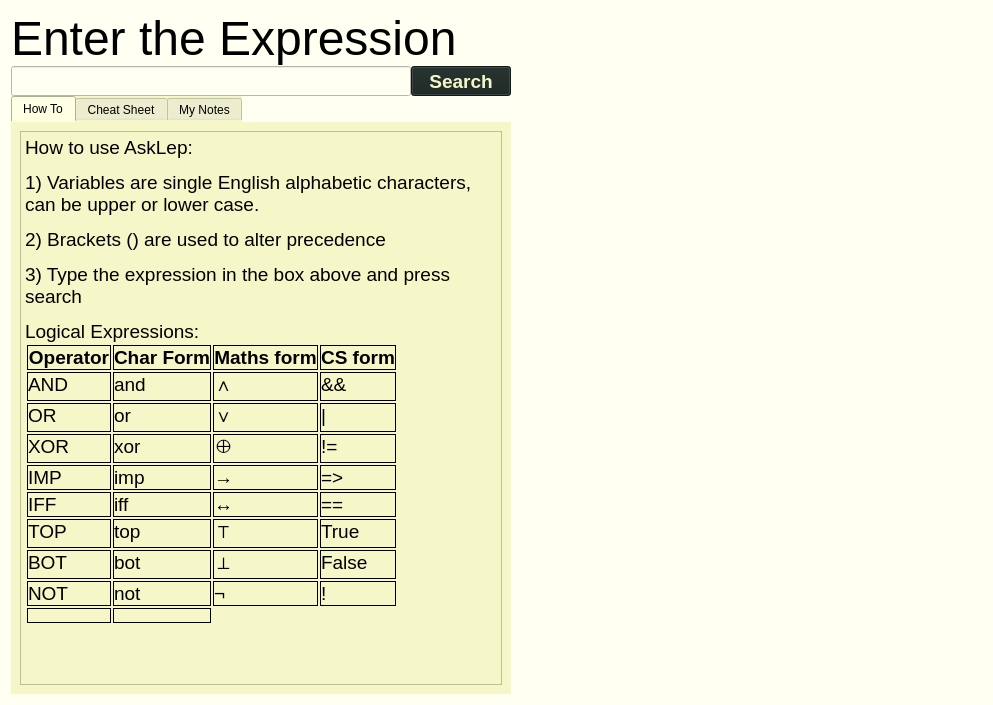
Above: src/views/ui/askLepPage.ui from adibozzhanov/LeProgram before the change. Below: the same form after it.
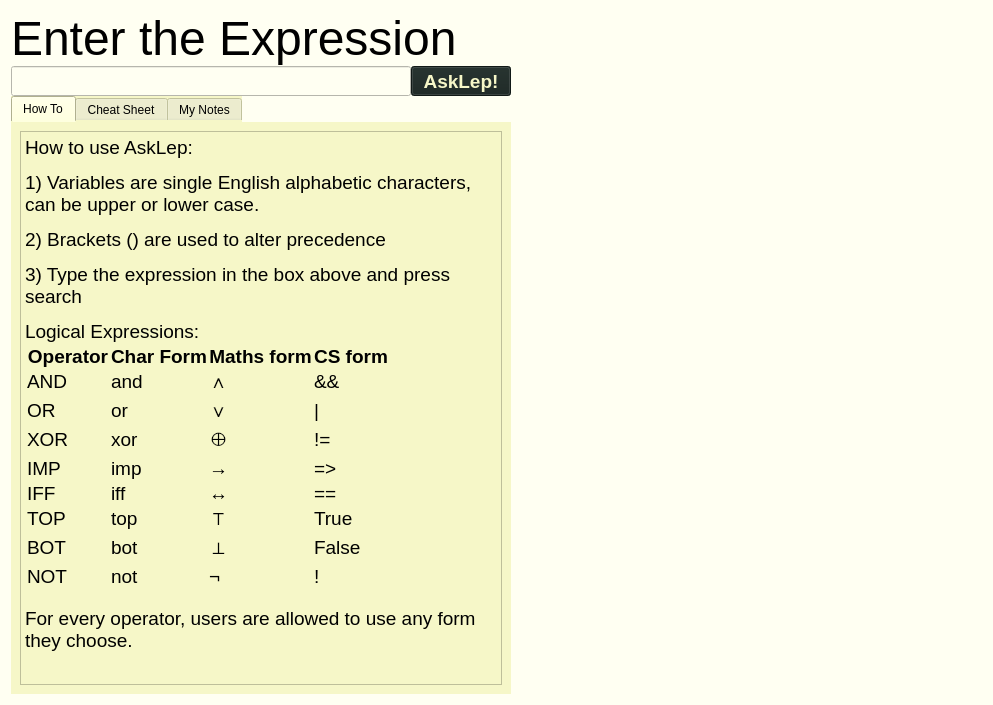
That is the form after the change. The open tabs and pages were chosen to show the change.

Commit message: renamed the button

Diff of the .ui file:
```diff
--- a/src/views/ui/askLepPage.ui
+++ b/src/views/ui/askLepPage.ui
@@ -189,7 +189,7 @@
 </string>
            </property>
            <property name="text">
-            <string>Search</string>
+            <string>AskLep!</string>
            </property>
           </widget>
          </item>
@@ -238,100 +238,100 @@
              <string>&lt;!DOCTYPE HTML PUBLIC &quot;-//W3C//DTD HTML 4.0//EN&quot; &quot;http://www.w3.org/TR/REC-html40/strict.dtd&quot;&gt;
 &lt;html&gt;&lt;head&gt;&lt;meta name=&quot;qrichtext&quot; content=&quot;1&quot; /&gt;&lt;style type=&quot;text/css&quot;&gt;
 p, li { white-space: pre-wrap; }
-&lt;/style&gt;&lt;/head&gt;&lt;body style=&quot; font-family:'MS Shell Dlg 2'; font-size:7.875pt; font-weight:400; font-style:normal;&quot;&gt;
-&lt;p style=&quot; margin-top:12px; margin-bottom:12px; margin-left:0px; margin-right:0px; -qt-block-indent:0; text-indent:0px;&quot;&gt;&lt;span style=&quot; font-size:14pt; color:#000000;&quot;&gt;How to use AskLep: &lt;/span&gt;&lt;/p&gt;
-&lt;p style=&quot; margin-top:12px; margin-bottom:12px; margin-left:0px; margin-right:0px; -qt-block-indent:0; text-indent:0px;&quot;&gt;&lt;span style=&quot; font-size:14pt; color:#000000;&quot;&gt;1) Variables are single English alphabetic characters, can be upper or lower case.&lt;/span&gt;&lt;/p&gt;
-&lt;p style=&quot; margin-top:12px; margin-bottom:12px; margin-left:0px; margin-right:0px; -qt-block-indent:0; text-indent:0px;&quot;&gt;&lt;span style=&quot; font-size:14pt; color:#000000;&quot;&gt;2) Brackets () are used to alter precedence&lt;/span&gt;&lt;/p&gt;
-&lt;p style=&quot; margin-top:12px; margin-bottom:12px; margin-left:0px; margin-right:0px; -qt-block-indent:0; text-indent:0px;&quot;&gt;&lt;span style=&quot; font-size:14pt; color:#000000;&quot;&gt;3) Type the expression in the box above and press search &lt;/span&gt;&lt;/p&gt;
-&lt;p style=&quot; margin-top:12px; margin-bottom:12px; margin-left:0px; margin-right:0px; -qt-block-indent:0; text-indent:0px;&quot;&gt;&lt;span style=&quot; font-size:14pt; color:#000000;&quot;&gt;Logical Expressions:&lt;/span&gt;&lt;/p&gt;
-&lt;table border=&quot;0&quot; style=&quot; margin-top:0px; margin-bottom:0px; margin-left:0px; margin-right:0px; border-collapse:collapse;&quot; cellspacing=&quot;2&quot; cellpadding=&quot;0&quot;&gt;
+&lt;/style&gt;&lt;/head&gt;&lt;body style=&quot; font-family:'Fira Sans Semi-Light'; font-size:10pt; font-weight:400; font-style:normal;&quot;&gt;
+&lt;p style=&quot; margin-top:12px; margin-bottom:12px; margin-left:0px; margin-right:0px; -qt-block-indent:0; text-indent:0px;&quot;&gt;&lt;span style=&quot; font-family:'MS Shell Dlg 2'; font-size:14pt; color:#000000;&quot;&gt;How to use AskLep: &lt;/span&gt;&lt;/p&gt;
+&lt;p style=&quot; margin-top:12px; margin-bottom:12px; margin-left:0px; margin-right:0px; -qt-block-indent:0; text-indent:0px;&quot;&gt;&lt;span style=&quot; font-family:'MS Shell Dlg 2'; font-size:14pt; color:#000000;&quot;&gt;1) Variables are single English alphabetic characters, can be upper or lower case.&lt;/span&gt;&lt;/p&gt;
+&lt;p style=&quot; margin-top:12px; margin-bottom:12px; margin-left:0px; margin-right:0px; -qt-block-indent:0; text-indent:0px;&quot;&gt;&lt;span style=&quot; font-family:'MS Shell Dlg 2'; font-size:14pt; color:#000000;&quot;&gt;2) Brackets () are used to alter precedence&lt;/span&gt;&lt;/p&gt;
+&lt;p style=&quot; margin-top:12px; margin-bottom:12px; margin-left:0px; margin-right:0px; -qt-block-indent:0; text-indent:0px;&quot;&gt;&lt;span style=&quot; font-family:'MS Shell Dlg 2'; font-size:14pt; color:#000000;&quot;&gt;3) Type the expression in the box above and press search &lt;/span&gt;&lt;/p&gt;
+&lt;p style=&quot; margin-top:12px; margin-bottom:12px; margin-left:0px; margin-right:0px; -qt-block-indent:0; text-indent:0px;&quot;&gt;&lt;span style=&quot; font-family:'MS Shell Dlg 2'; font-size:14pt; color:#000000;&quot;&gt;Logical Expressions:&lt;/span&gt;&lt;/p&gt;
+&lt;table border=&quot;0&quot; style=&quot; margin-top:0px; margin-bottom:0px; margin-left:0px; margin-right:0px;&quot; cellspacing=&quot;2&quot; cellpadding=&quot;0&quot;&gt;
 &lt;tr&gt;
-&lt;td style=&quot; border-top:1px; border-right:1px; border-bottom:1px; border-left:1px; border-top-color:#000000; border-right-color:#000000; border-bottom-color:#000000; border-left-color:#000000; border-top-style:solid; border-right-style:solid; border-bottom-style:solid; border-left-style:solid;&quot;&gt;
-&lt;p align=&quot;center&quot; style=&quot; margin-top:0px; margin-bottom:0px; margin-left:0px; margin-right:0px; -qt-block-indent:0; text-indent:0px;&quot;&gt;&lt;span style=&quot; font-size:14pt; font-weight:600; color:#000000;&quot;&gt;Operator&lt;/span&gt;&lt;/p&gt;&lt;/td&gt;
-&lt;td style=&quot; border-top:1px; border-right:1px; border-bottom:1px; border-left:1px; border-top-color:#000000; border-right-color:#000000; border-bottom-color:#000000; border-left-color:#000000; border-top-style:solid; border-right-style:solid; border-bottom-style:solid; border-left-style:solid;&quot;&gt;
-&lt;p align=&quot;center&quot; style=&quot; margin-top:0px; margin-bottom:0px; margin-left:0px; margin-right:0px; -qt-block-indent:0; text-indent:0px;&quot;&gt;&lt;span style=&quot; font-size:14pt; font-weight:600; color:#000000;&quot;&gt;Char Form&lt;/span&gt;&lt;/p&gt;&lt;/td&gt;
-&lt;td style=&quot; border-top:1px; border-right:1px; border-bottom:1px; border-left:1px; border-top-color:#000000; border-right-color:#000000; border-bottom-color:#000000; border-left-color:#000000; border-top-style:solid; border-right-style:solid; border-bottom-style:solid; border-left-style:solid;&quot;&gt;
-&lt;p align=&quot;center&quot; style=&quot; margin-top:0px; margin-bottom:0px; margin-left:0px; margin-right:0px; -qt-block-indent:0; text-indent:0px;&quot;&gt;&lt;span style=&quot; font-size:14pt; font-weight:600; color:#000000;&quot;&gt;Maths form&lt;/span&gt;&lt;/p&gt;&lt;/td&gt;
-&lt;td style=&quot; border-top:1px; border-right:1px; border-bottom:1px; border-left:1px; border-top-color:#000000; border-right-color:#000000; border-bottom-color:#000000; border-left-color:#000000; border-top-style:solid; border-right-style:solid; border-bottom-style:solid; border-left-style:solid;&quot;&gt;
-&lt;p align=&quot;center&quot; style=&quot; margin-top:0px; margin-bottom:0px; margin-left:0px; margin-right:0px; -qt-block-indent:0; text-indent:0px;&quot;&gt;&lt;span style=&quot; font-size:14pt; font-weight:600; color:#000000;&quot;&gt;CS form&lt;/span&gt;&lt;/p&gt;&lt;/td&gt;&lt;/tr&gt;
+&lt;td&gt;
+&lt;p align=&quot;center&quot; style=&quot; margin-top:0px; margin-bottom:0px; margin-left:0px; margin-right:0px; -qt-block-indent:0; text-indent:0px;&quot;&gt;&lt;span style=&quot; font-family:'MS Shell Dlg 2'; font-size:14pt; font-weight:600; color:#000000;&quot;&gt;Operator&lt;/span&gt;&lt;/p&gt;&lt;/td&gt;
+&lt;td&gt;
+&lt;p align=&quot;center&quot; style=&quot; margin-top:0px; margin-bottom:0px; margin-left:0px; margin-right:0px; -qt-block-indent:0; text-indent:0px;&quot;&gt;&lt;span style=&quot; font-family:'MS Shell Dlg 2'; font-size:14pt; font-weight:600; color:#000000;&quot;&gt;Char Form&lt;/span&gt;&lt;/p&gt;&lt;/td&gt;
+&lt;td&gt;
+&lt;p align=&quot;center&quot; style=&quot; margin-top:0px; margin-bottom:0px; margin-left:0px; margin-right:0px; -qt-block-indent:0; text-indent:0px;&quot;&gt;&lt;span style=&quot; font-family:'MS Shell Dlg 2'; font-size:14pt; font-weight:600; color:#000000;&quot;&gt;Maths form&lt;/span&gt;&lt;/p&gt;&lt;/td&gt;
+&lt;td&gt;
+&lt;p align=&quot;center&quot; style=&quot; margin-top:0px; margin-bottom:0px; margin-left:0px; margin-right:0px; -qt-block-indent:0; text-indent:0px;&quot;&gt;&lt;span style=&quot; font-family:'MS Shell Dlg 2'; font-size:14pt; font-weight:600; color:#000000;&quot;&gt;CS form&lt;/span&gt;&lt;/p&gt;&lt;/td&gt;&lt;/tr&gt;
 &lt;tr&gt;
-&lt;td style=&quot; border-top:1px; border-right:1px; border-bottom:1px; border-left:1px; border-top-color:#000000; border-right-color:#000000; border-bottom-color:#000000; border-left-color:#000000; border-top-style:solid; border-right-style:solid; border-bottom-style:solid; border-left-style:solid;&quot;&gt;
-&lt;p style=&quot; margin-top:0px; margin-bottom:0px; margin-left:0px; margin-right:0px; -qt-block-indent:0; text-indent:0px;&quot;&gt;&lt;span style=&quot; font-size:14pt; color:#000000;&quot;&gt;AND&lt;/span&gt;&lt;/p&gt;&lt;/td&gt;
-&lt;td style=&quot; border-top:1px; border-right:1px; border-bottom:1px; border-left:1px; border-top-color:#000000; border-right-color:#000000; border-bottom-color:#000000; border-left-color:#000000; border-top-style:solid; border-right-style:solid; border-bottom-style:solid; border-left-style:solid;&quot;&gt;
-&lt;p style=&quot; margin-top:0px; margin-bottom:0px; margin-left:0px; margin-right:0px; -qt-block-indent:0; text-indent:0px;&quot;&gt;&lt;span style=&quot; font-size:14pt; color:#000000;&quot;&gt;and&lt;/span&gt;&lt;/p&gt;&lt;/td&gt;
-&lt;td style=&quot; border-top:1px; border-right:1px; border-bottom:1px; border-left:1px; border-top-color:#000000; border-right-color:#000000; border-bottom-color:#000000; border-left-color:#000000; border-top-style:solid; border-right-style:solid; border-bottom-style:solid; border-left-style:solid;&quot;&gt;
-&lt;p style=&quot; margin-top:0px; margin-bottom:0px; margin-left:0px; margin-right:0px; -qt-block-indent:0; text-indent:0px;&quot;&gt;&lt;span style=&quot; font-size:14pt; color:#000000;&quot;&gt;∧&lt;/span&gt;&lt;/p&gt;&lt;/td&gt;
-&lt;td style=&quot; border-top:1px; border-right:1px; border-bottom:1px; border-left:1px; border-top-color:#000000; border-right-color:#000000; border-bottom-color:#000000; border-left-color:#000000; border-top-style:solid; border-right-style:solid; border-bottom-style:solid; border-left-style:solid;&quot;&gt;
-&lt;p style=&quot; margin-top:0px; margin-bottom:0px; margin-left:0px; margin-right:0px; -qt-block-indent:0; text-indent:0px;&quot;&gt;&lt;span style=&quot; font-size:14pt; color:#000000;&quot;&gt;&amp;amp;&amp;amp;&lt;/span&gt;&lt;/p&gt;&lt;/td&gt;&lt;/tr&gt;
+&lt;td&gt;
+&lt;p style=&quot; margin-top:0px; margin-bottom:0px; margin-left:0px; margin-right:0px; -qt-block-indent:0; text-indent:0px;&quot;&gt;&lt;span style=&quot; font-family:'MS Shell Dlg 2'; font-size:14pt; color:#000000;&quot;&gt;AND&lt;/span&gt;&lt;/p&gt;&lt;/td&gt;
+&lt;td&gt;
+&lt;p style=&quot; margin-top:0px; margin-bottom:0px; margin-left:0px; margin-right:0px; -qt-block-indent:0; text-indent:0px;&quot;&gt;&lt;span style=&quot; font-family:'MS Shell Dlg 2'; font-size:14pt; color:#000000;&quot;&gt;and&lt;/span&gt;&lt;/p&gt;&lt;/td&gt;
+&lt;td&gt;
+&lt;p style=&quot; margin-top:0px; margin-bottom:0px; margin-left:0px; margin-right:0px; -qt-block-indent:0; text-indent:0px;&quot;&gt;&lt;span style=&quot; font-family:'MS Shell Dlg 2'; font-size:14pt; color:#000000;&quot;&gt;∧&lt;/span&gt;&lt;/p&gt;&lt;/td&gt;
+&lt;td&gt;
+&lt;p style=&quot; margin-top:0px; margin-bottom:0px; margin-left:0px; margin-right:0px; -qt-block-indent:0; text-indent:0px;&quot;&gt;&lt;span style=&quot; font-family:'MS Shell Dlg 2'; font-size:14pt; color:#000000;&quot;&gt;&amp;amp;&amp;amp;&lt;/span&gt;&lt;/p&gt;&lt;/td&gt;&lt;/tr&gt;
 &lt;tr&gt;
-&lt;td style=&quot; border-top:1px; border-right:1px; border-bottom:1px; border-left:1px; border-top-color:#000000; border-right-color:#000000; border-bottom-color:#000000; border-left-color:#000000; border-top-style:solid; border-right-style:solid; border-bottom-style:solid; border-left-style:solid;&quot;&gt;
-&lt;p style=&quot; margin-top:0px; margin-bottom:0px; margin-left:0px; margin-right:0px; -qt-block-indent:0; text-indent:0px;&quot;&gt;&lt;span style=&quot; font-size:14pt; color:#000000;&quot;&gt;OR&lt;/span&gt;&lt;/p&gt;&lt;/td&gt;
-&lt;td style=&quot; border-top:1px; border-right:1px; border-bottom:1px; border-left:1px; border-top-color:#000000; border-right-color:#000000; border-bottom-color:#000000; border-left-color:#000000; border-top-style:solid; border-right-style:solid; border-bottom-style:solid; border-left-style:solid;&quot;&gt;
-&lt;p style=&quot; margin-top:0px; margin-bottom:0px; margin-left:0px; margin-right:0px; -qt-block-indent:0; text-indent:0px;&quot;&gt;&lt;span style=&quot; font-size:14pt; color:#000000;&quot;&gt;or&lt;/span&gt;&lt;/p&gt;&lt;/td&gt;
-&lt;td style=&quot; border-top:1px; border-right:1px; border-bottom:1px; border-left:1px; border-top-color:#000000; border-right-color:#000000; border-bottom-color:#000000; border-left-color:#000000; border-top-style:solid; border-right-style:solid; border-bottom-style:solid; border-left-style:solid;&quot;&gt;
-&lt;p style=&quot; margin-top:0px; margin-bottom:0px; margin-left:0px; margin-right:0px; -qt-block-indent:0; text-indent:0px;&quot;&gt;&lt;span style=&quot; font-size:14pt; color:#000000;&quot;&gt;∨&lt;/span&gt;&lt;/p&gt;&lt;/td&gt;
-&lt;td style=&quot; border-top:1px; border-right:1px; border-bottom:1px; border-left:1px; border-top-color:#000000; border-right-color:#000000; border-bottom-color:#000000; border-left-color:#000000; border-top-style:solid; border-right-style:solid; border-bottom-style:solid; border-left-style:solid;&quot;&gt;
-&lt;p style=&quot; margin-top:0px; margin-bottom:0px; margin-left:0px; margin-right:0px; -qt-block-indent:0; text-indent:0px;&quot;&gt;&lt;span style=&quot; font-size:14pt; color:#000000;&quot;&gt;|&lt;/span&gt;&lt;/p&gt;&lt;/td&gt;&lt;/tr&gt;
+&lt;td&gt;
+&lt;p style=&quot; margin-top:0px; margin-bottom:0px; margin-left:0px; margin-right:0px; -qt-block-indent:0; text-indent:0px;&quot;&gt;&lt;span style=&quot; font-family:'MS Shell Dlg 2'; font-size:14pt; color:#000000;&quot;&gt;OR&lt;/span&gt;&lt;/p&gt;&lt;/td&gt;
+&lt;td&gt;
+&lt;p style=&quot; margin-top:0px; margin-bottom:0px; margin-left:0px; margin-right:0px; -qt-block-indent:0; text-indent:0px;&quot;&gt;&lt;span style=&quot; font-family:'MS Shell Dlg 2'; font-size:14pt; color:#000000;&quot;&gt;or&lt;/span&gt;&lt;/p&gt;&lt;/td&gt;
+&lt;td&gt;
+&lt;p style=&quot; margin-top:0px; margin-bottom:0px; margin-left:0px; margin-right:0px; -qt-block-indent:0; text-indent:0px;&quot;&gt;&lt;span style=&quot; font-family:'MS Shell Dlg 2'; font-size:14pt; color:#000000;&quot;&gt;∨&lt;/span&gt;&lt;/p&gt;&lt;/td&gt;
+&lt;td&gt;
+&lt;p style=&quot; margin-top:0px; margin-bottom:0px; margin-left:0px; margin-right:0px; -qt-block-indent:0; text-indent:0px;&quot;&gt;&lt;span style=&quot; font-family:'MS Shell Dlg 2'; font-size:14pt; color:#000000;&quot;&gt;|&lt;/span&gt;&lt;/p&gt;&lt;/td&gt;&lt;/tr&gt;
 &lt;tr&gt;
-&lt;td style=&quot; border-top:1px; border-right:1px; border-bottom:1px; border-left:1px; border-top-color:#000000; border-right-color:#000000; border-bottom-color:#000000; border-left-color:#000000; border-top-style:solid; border-right-style:solid; border-bottom-style:solid; border-left-style:solid;&quot;&gt;
-&lt;p style=&quot; margin-top:0px; margin-bottom:0px; margin-left:0px; margin-right:0px; -qt-block-indent:0; text-indent:0px;&quot;&gt;&lt;span style=&quot; font-size:14pt; color:#000000;&quot;&gt;XOR&lt;/span&gt;&lt;/p&gt;&lt;/td&gt;
-&lt;td style=&quot; border-top:1px; border-right:1px; border-bottom:1px; border-left:1px; border-top-color:#000000; border-right-color:#000000; border-bottom-color:#000000; border-left-color:#000000; border-top-style:solid; border-right-style:solid; border-bottom-style:solid; border-left-style:solid;&quot;&gt;
-&lt;p style=&quot; margin-top:0px; margin-bottom:0px; margin-left:0px; margin-right:0px; -qt-block-indent:0; text-indent:0px;&quot;&gt;&lt;span style=&quot; font-size:14pt; color:#000000;&quot;&gt;xor&lt;/span&gt;&lt;/p&gt;&lt;/td&gt;
-&lt;td style=&quot; border-top:1px; border-right:1px; border-bottom:1px; border-left:1px; border-top-color:#000000; border-right-color:#000000; border-bottom-color:#000000; border-left-color:#000000; border-top-style:solid; border-right-style:solid; border-bottom-style:solid; border-left-style:solid;&quot;&gt;
-&lt;p style=&quot; margin-top:0px; margin-bottom:0px; margin-left:0px; margin-right:0px; -qt-block-indent:0; text-indent:0px;&quot;&gt;&lt;span style=&quot; font-size:14pt; color:#000000;&quot;&gt;⊕&lt;/span&gt;&lt;/p&gt;&lt;/td&gt;
-&lt;td style=&quot; border-top:1px; border-right:1px; border-bottom:1px; border-left:1px; border-top-color:#000000; border-right-color:#000000; border-bottom-color:#000000; border-left-color:#000000; border-top-style:solid; border-right-style:solid; border-bottom-style:solid; border-left-style:solid;&quot;&gt;
-&lt;p style=&quot; margin-top:0px; margin-bottom:0px; margin-left:0px; margin-right:0px; -qt-block-indent:0; text-indent:0px;&quot;&gt;&lt;span style=&quot; font-size:14pt; color:#000000;&quot;&gt;!=&lt;/span&gt;&lt;/p&gt;&lt;/td&gt;&lt;/tr&gt;
+&lt;td&gt;
+&lt;p style=&quot; margin-top:0px; margin-bottom:0px; margin-left:0px; margin-right:0px; -qt-block-indent:0; text-indent:0px;&quot;&gt;&lt;span style=&quot; font-family:'MS Shell Dlg 2'; font-size:14pt; color:#000000;&quot;&gt;XOR&lt;/span&gt;&lt;/p&gt;&lt;/td&gt;
+&lt;td&gt;
+&lt;p style=&quot; margin-top:0px; margin-bottom:0px; margin-left:0px; margin-right:0px; -qt-block-indent:0; text-indent:0px;&quot;&gt;&lt;span style=&quot; font-family:'MS Shell Dlg 2'; font-size:14pt; color:#000000;&quot;&gt;xor&lt;/span&gt;&lt;/p&gt;&lt;/td&gt;
+&lt;td&gt;
+&lt;p style=&quot; margin-top:0px; margin-bottom:0px; margin-left:0px; margin-right:0px; -qt-block-indent:0; text-indent:0px;&quot;&gt;&lt;span style=&quot; font-family:'MS Shell Dlg 2'; font-size:14pt; color:#000000;&quot;&gt;⊕&lt;/span&gt;&lt;/p&gt;&lt;/td&gt;
+&lt;td&gt;
+&lt;p style=&quot; margin-top:0px; margin-bottom:0px; margin-left:0px; margin-right:0px; -qt-block-indent:0; text-indent:0px;&quot;&gt;&lt;span style=&quot; font-family:'MS Shell Dlg 2'; font-size:14pt; color:#000000;&quot;&gt;!=&lt;/span&gt;&lt;/p&gt;&lt;/td&gt;&lt;/tr&gt;
 &lt;tr&gt;
-&lt;td style=&quot; border-top:1px; border-right:1px; border-bottom:1px; border-left:1px; border-top-color:#000000; border-right-color:#000000; border-bottom-color:#000000; border-left-color:#000000; border-top-style:solid; border-right-style:solid; border-bottom-style:solid; border-left-style:solid;&quot;&gt;
-&lt;p style=&quot; margin-top:0px; margin-bottom:0px; margin-left:0px; margin-right:0px; -qt-block-indent:0; text-indent:0px;&quot;&gt;&lt;span style=&quot; font-size:14pt; color:#000000;&quot;&gt;IMP&lt;/span&gt;&lt;/p&gt;&lt;/td&gt;
-&lt;td style=&quot; border-top:1px; border-right:1px; border-bottom:1px; border-left:1px; border-top-color:#000000; border-right-color:#000000; border-bottom-color:#000000; border-left-color:#000000; border-top-style:solid; border-right-style:solid; border-bottom-style:solid; border-left-style:solid;&quot;&gt;
-&lt;p style=&quot; margin-top:0px; margin-bottom:0px; margin-left:0px; margin-right:0px; -qt-block-indent:0; text-indent:0px;&quot;&gt;&lt;span style=&quot; font-size:14pt; color:#000000;&quot;&gt;imp&lt;/span&gt;&lt;/p&gt;&lt;/td&gt;
-&lt;td style=&quot; border-top:1px; border-right:1px; border-bottom:1px; border-left:1px; border-top-color:#000000; border-right-color:#000000; border-bottom-color:#000000; border-left-color:#000000; border-top-style:solid; border-right-style:solid; border-bottom-style:solid; border-left-style:solid;&quot;&gt;
-&lt;p style=&quot; margin-top:0px; margin-bottom:0px; margin-left:0px; margin-right:0px; -qt-block-indent:0; text-indent:0px;&quot;&gt;&lt;span style=&quot; font-size:14pt; color:#000000;&quot;&gt;→&lt;/span&gt;&lt;/p&gt;&lt;/td&gt;
-&lt;td style=&quot; border-top:1px; border-right:1px; border-bottom:1px; border-left:1px; border-top-color:#000000; border-right-color:#000000; border-bottom-color:#000000; border-left-color:#000000; border-top-style:solid; border-right-style:solid; border-bottom-style:solid; border-left-style:solid;&quot;&gt;
-&lt;p style=&quot; margin-top:0px; margin-bottom:0px; margin-left:0px; margin-right:0px; -qt-block-indent:0; text-indent:0px;&quot;&gt;&lt;span style=&quot; font-size:14pt; color:#000000;&quot;&gt;=&amp;gt;&lt;/span&gt;&lt;/p&gt;&lt;/td&gt;&lt;/tr&gt;
+&lt;td&gt;
+&lt;p style=&quot; margin-top:0px; margin-bottom:0px; margin-left:0px; margin-right:0px; -qt-block-indent:0; text-indent:0px;&quot;&gt;&lt;span style=&quot; font-family:'MS Shell Dlg 2'; font-size:14pt; color:#000000;&quot;&gt;IMP&lt;/span&gt;&lt;/p&gt;&lt;/td&gt;
+&lt;td&gt;
+&lt;p style=&quot; margin-top:0px; margin-bottom:0px; margin-left:0px; margin-right:0px; -qt-block-indent:0; text-indent:0px;&quot;&gt;&lt;span style=&quot; font-family:'MS Shell Dlg 2'; font-size:14pt; color:#000000;&quot;&gt;imp&lt;/span&gt;&lt;/p&gt;&lt;/td&gt;
+&lt;td&gt;
+&lt;p style=&quot; margin-top:0px; margin-bottom:0px; margin-left:0px; margin-right:0px; -qt-block-indent:0; text-indent:0px;&quot;&gt;&lt;span style=&quot; font-family:'MS Shell Dlg 2'; font-size:14pt; color:#000000;&quot;&gt;→&lt;/span&gt;&lt;/p&gt;&lt;/td&gt;
+&lt;td&gt;
+&lt;p style=&quot; margin-top:0px; margin-bottom:0px; margin-left:0px; margin-right:0px; -qt-block-indent:0; text-indent:0px;&quot;&gt;&lt;span style=&quot; font-family:'MS Shell Dlg 2'; font-size:14pt; color:#000000;&quot;&gt;=&amp;gt;&lt;/span&gt;&lt;/p&gt;&lt;/td&gt;&lt;/tr&gt;
 &lt;tr&gt;
-&lt;td style=&quot; border-top:1px; border-right:1px; border-bottom:1px; border-left:1px; border-top-color:#000000; border-right-color:#000000; border-bottom-color:#000000; border-left-color:#000000; border-top-style:solid; border-right-style:solid; border-bottom-style:solid; border-left-style:solid;&quot;&gt;
-&lt;p style=&quot; margin-top:0px; margin-bottom:0px; margin-left:0px; margin-right:0px; -qt-block-indent:0; text-indent:0px;&quot;&gt;&lt;span style=&quot; font-size:14pt; color:#000000;&quot;&gt;IFF&lt;/span&gt;&lt;/p&gt;&lt;/td&gt;
-&lt;td style=&quot; border-top:1px; border-right:1px; border-bottom:1px; border-left:1px; border-top-color:#000000; border-right-color:#000000; border-bottom-color:#000000; border-left-color:#000000; border-top-style:solid; border-right-style:solid; border-bottom-style:solid; border-left-style:solid;&quot;&gt;
-&lt;p style=&quot; margin-top:0px; margin-bottom:0px; margin-left:0px; margin-right:0px; -qt-block-indent:0; text-indent:0px;&quot;&gt;&lt;span style=&quot; font-size:14pt; color:#000000;&quot;&gt;iff&lt;/span&gt;&lt;/p&gt;&lt;/td&gt;
-&lt;td style=&quot; border-top:1px; border-right:1px; border-bottom:1px; border-left:1px; border-top-color:#000000; border-right-color:#000000; border-bottom-color:#000000; border-left-color:#000000; border-top-style:solid; border-right-style:solid; border-bottom-style:solid; border-left-style:solid;&quot;&gt;
-&lt;p style=&quot; margin-top:0px; margin-bottom:0px; margin-left:0px; margin-right:0px; -qt-block-indent:0; text-indent:0px;&quot;&gt;&lt;span style=&quot; font-size:14pt; color:#000000;&quot;&gt;↔&lt;/span&gt;&lt;/p&gt;&lt;/td&gt;
-&lt;td style=&quot; border-top:1px; border-right:1px; border-bottom:1px; border-left:1px; border-top-color:#000000; border-right-color:#000000; border-bottom-color:#000000; border-left-color:#000000; border-top-style:solid; border-right-style:solid; border-bottom-style:solid; border-left-style:solid;&quot;&gt;
-&lt;p style=&quot; margin-top:0px; margin-bottom:0px; margin-left:0px; margin-right:0px; -qt-block-indent:0; text-indent:0px;&quot;&gt;&lt;span style=&quot; font-size:14pt; color:#000000;&quot;&gt;==&lt;/span&gt;&lt;/p&gt;&lt;/td&gt;&lt;/tr&gt;
+&lt;td&gt;
+&lt;p style=&quot; margin-top:0px; margin-bottom:0px; margin-left:0px; margin-right:0px; -qt-block-indent:0; text-indent:0px;&quot;&gt;&lt;span style=&quot; font-family:'MS Shell Dlg 2'; font-size:14pt; color:#000000;&quot;&gt;IFF&lt;/span&gt;&lt;/p&gt;&lt;/td&gt;
+&lt;td&gt;
+&lt;p style=&quot; margin-top:0px; margin-bottom:0px; margin-left:0px; margin-right:0px; -qt-block-indent:0; text-indent:0px;&quot;&gt;&lt;span style=&quot; font-family:'MS Shell Dlg 2'; font-size:14pt; color:#000000;&quot;&gt;iff&lt;/span&gt;&lt;/p&gt;&lt;/td&gt;
+&lt;td&gt;
+&lt;p style=&quot; margin-top:0px; margin-bottom:0px; margin-left:0px; margin-right:0px; -qt-block-indent:0; text-indent:0px;&quot;&gt;&lt;span style=&quot; font-family:'MS Shell Dlg 2'; font-size:14pt; color:#000000;&quot;&gt;↔&lt;/span&gt;&lt;/p&gt;&lt;/td&gt;
+&lt;td&gt;
+&lt;p style=&quot; margin-top:0px; margin-bottom:0px; margin-left:0px; margin-right:0px; -qt-block-indent:0; text-indent:0px;&quot;&gt;&lt;span style=&quot; font-family:'MS Shell Dlg 2'; font-size:14pt; color:#000000;&quot;&gt;==&lt;/span&gt;&lt;/p&gt;&lt;/td&gt;&lt;/tr&gt;
 &lt;tr&gt;
-&lt;td style=&quot; border-top:1px; border-right:1px; border-bottom:1px; border-left:1px; border-top-color:#000000; border-right-color:#000000; border-bottom-color:#000000; border-left-color:#000000; border-top-style:solid; border-right-style:solid; border-bottom-style:solid; border-left-style:solid;&quot;&gt;
-&lt;p style=&quot; margin-top:0px; margin-bottom:0px; margin-left:0px; margin-right:0px; -qt-block-indent:0; text-indent:0px;&quot;&gt;&lt;span style=&quot; font-size:14pt; color:#000000;&quot;&gt;TOP&lt;/span&gt;&lt;/p&gt;&lt;/td&gt;
-&lt;td style=&quot; border-top:1px; border-right:1px; border-bottom:1px; border-left:1px; border-top-color:#000000; border-right-color:#000000; border-bottom-color:#000000; border-left-color:#000000; border-top-style:solid; border-right-style:solid; border-bottom-style:solid; border-left-style:solid;&quot;&gt;
-&lt;p style=&quot; margin-top:0px; margin-bottom:0px; margin-left:0px; margin-right:0px; -qt-block-indent:0; text-indent:0px;&quot;&gt;&lt;span style=&quot; font-size:14pt; color:#000000;&quot;&gt;top&lt;/span&gt;&lt;/p&gt;&lt;/td&gt;
-&lt;td style=&quot; border-top:1px; border-right:1px; border-bottom:1px; border-left:1px; border-top-color:#000000; border-right-color:#000000; border-bottom-color:#000000; border-left-color:#000000; border-top-style:solid; border-right-style:solid; border-bottom-style:solid; border-left-style:solid;&quot;&gt;
-&lt;p style=&quot; margin-top:0px; margin-bottom:0px; margin-left:0px; margin-right:0px; -qt-block-indent:0; text-indent:0px;&quot;&gt;&lt;span style=&quot; font-size:14pt; color:#000000;&quot;&gt;⊤&lt;/span&gt;&lt;/p&gt;&lt;/td&gt;
-&lt;td style=&quot; border-top:1px; border-right:1px; border-bottom:1px; border-left:1px; border-top-color:#000000; border-right-color:#000000; border-bottom-color:#000000; border-left-color:#000000; border-top-style:solid; border-right-style:solid; border-bottom-style:solid; border-left-style:solid;&quot;&gt;
-&lt;p style=&quot; margin-top:0px; margin-bottom:0px; margin-left:0px; margin-right:0px; -qt-block-indent:0; text-indent:0px;&quot;&gt;&lt;span style=&quot; font-size:14pt; color:#000000;&quot;&gt;True&lt;/span&gt;&lt;/p&gt;&lt;/td&gt;&lt;/tr&gt;
+&lt;td&gt;
+&lt;p style=&quot; margin-top:0px; margin-bottom:0px; margin-left:0px; margin-right:0px; -qt-block-indent:0; text-indent:0px;&quot;&gt;&lt;span style=&quot; font-family:'MS Shell Dlg 2'; font-size:14pt; color:#000000;&quot;&gt;TOP&lt;/span&gt;&lt;/p&gt;&lt;/td&gt;
+&lt;td&gt;
+&lt;p style=&quot; margin-top:0px; margin-bottom:0px; margin-left:0px; margin-right:0px; -qt-block-indent:0; text-indent:0px;&quot;&gt;&lt;span style=&quot; font-family:'MS Shell Dlg 2'; font-size:14pt; color:#000000;&quot;&gt;top&lt;/span&gt;&lt;/p&gt;&lt;/td&gt;
+&lt;td&gt;
+&lt;p style=&quot; margin-top:0px; margin-bottom:0px; margin-left:0px; margin-right:0px; -qt-block-indent:0; text-indent:0px;&quot;&gt;&lt;span style=&quot; font-family:'MS Shell Dlg 2'; font-size:14pt; color:#000000;&quot;&gt;⊤&lt;/span&gt;&lt;/p&gt;&lt;/td&gt;
+&lt;td&gt;
+&lt;p style=&quot; margin-top:0px; margin-bottom:0px; margin-left:0px; margin-right:0px; -qt-block-indent:0; text-indent:0px;&quot;&gt;&lt;span style=&quot; font-family:'MS Shell Dlg 2'; font-size:14pt; color:#000000;&quot;&gt;True&lt;/span&gt;&lt;/p&gt;&lt;/td&gt;&lt;/tr&gt;
 &lt;tr&gt;
-&lt;td style=&quot; border-top:1px; border-right:1px; border-bottom:1px; border-left:1px; border-top-color:#000000; border-right-color:#000000; border-bottom-color:#000000; border-left-color:#000000; border-top-style:solid; border-right-style:solid; border-bottom-style:solid; border-left-style:solid;&quot;&gt;
-&lt;p style=&quot; margin-top:0px; margin-bottom:0px; margin-left:0px; margin-right:0px; -qt-block-indent:0; text-indent:0px;&quot;&gt;&lt;span style=&quot; font-size:14pt; color:#000000;&quot;&gt;BOT&lt;/span&gt;&lt;/p&gt;&lt;/td&gt;
-&lt;td style=&quot; border-top:1px; border-right:1px; border-bottom:1px; border-left:1px; border-top-color:#000000; border-right-color:#000000; border-bottom-color:#000000; border-left-color:#000000; border-top-style:solid; border-right-style:solid; border-bottom-style:solid; border-left-style:solid;&quot;&gt;
-&lt;p style=&quot; margin-top:0px; margin-bottom:0px; margin-left:0px; margin-right:0px; -qt-block-indent:0; text-indent:0px;&quot;&gt;&lt;span style=&quot; font-size:14pt; color:#000000;&quot;&gt;bot&lt;/span&gt;&lt;/p&gt;&lt;/td&gt;
-&lt;td style=&quot; border-top:1px; border-right:1px; border-bottom:1px; border-left:1px; border-top-color:#000000; border-right-color:#000000; border-bottom-color:#000000; border-left-color:#000000; border-top-style:solid; border-right-style:solid; border-bottom-style:solid; border-left-style:solid;&quot;&gt;
-&lt;p style=&quot; margin-top:0px; margin-bottom:0px; margin-left:0px; margin-right:0px; -qt-block-indent:0; text-indent:0px;&quot;&gt;&lt;span style=&quot; font-size:14pt; color:#000000;&quot;&gt;⊥&lt;/span&gt;&lt;/p&gt;&lt;/td&gt;
-&lt;td style=&quot; border-top:1px; border-right:1px; border-bottom:1px; border-left:1px; border-top-color:#000000; border-right-color:#000000; border-bottom-color:#000000; border-left-color:#000000; border-top-style:solid; border-right-style:solid; border-bottom-style:solid; border-left-style:solid;&quot;&gt;
-&lt;p style=&quot; margin-top:0px; margin-bottom:0px; margin-left:0px; margin-right:0px; -qt-block-indent:0; text-indent:0px;&quot;&gt;&lt;span style=&quot; font-size:14pt; color:#000000;&quot;&gt;False&lt;/span&gt;&lt;/p&gt;&lt;/td&gt;&lt;/tr&gt;
+&lt;td&gt;
+&lt;p style=&quot; margin-top:0px; margin-bottom:0px; margin-left:0px; margin-right:0px; -qt-block-indent:0; text-indent:0px;&quot;&gt;&lt;span style=&quot; font-family:'MS Shell Dlg 2'; font-size:14pt; color:#000000;&quot;&gt;BOT&lt;/span&gt;&lt;/p&gt;&lt;/td&gt;
+&lt;td&gt;
+&lt;p style=&quot; margin-top:0px; margin-bottom:0px; margin-left:0px; margin-right:0px; -qt-block-indent:0; text-indent:0px;&quot;&gt;&lt;span style=&quot; font-family:'MS Shell Dlg 2'; font-size:14pt; color:#000000;&quot;&gt;bot&lt;/span&gt;&lt;/p&gt;&lt;/td&gt;
+&lt;td&gt;
+&lt;p style=&quot; margin-top:0px; margin-bottom:0px; margin-left:0px; margin-right:0px; -qt-block-indent:0; text-indent:0px;&quot;&gt;&lt;span style=&quot; font-family:'MS Shell Dlg 2'; font-size:14pt; color:#000000;&quot;&gt;⊥&lt;/span&gt;&lt;/p&gt;&lt;/td&gt;
+&lt;td&gt;
+&lt;p style=&quot; margin-top:0px; margin-bottom:0px; margin-left:0px; margin-right:0px; -qt-block-indent:0; text-indent:0px;&quot;&gt;&lt;span style=&quot; font-family:'MS Shell Dlg 2'; font-size:14pt; color:#000000;&quot;&gt;False&lt;/span&gt;&lt;/p&gt;&lt;/td&gt;&lt;/tr&gt;
 &lt;tr&gt;
-&lt;td style=&quot; border-top:1px; border-right:1px; border-bottom:1px; border-left:1px; border-top-color:#000000; border-right-color:#000000; border-bottom-color:#000000; border-left-color:#000000; border-top-style:solid; border-right-style:solid; border-bottom-style:solid; border-left-style:solid;&quot;&gt;
-&lt;p style=&quot; margin-top:0px; margin-bottom:0px; margin-left:0px; margin-right:0px; -qt-block-indent:0; text-indent:0px;&quot;&gt;&lt;span style=&quot; font-size:14pt; color:#000000;&quot;&gt;NOT&lt;/span&gt;&lt;/p&gt;&lt;/td&gt;
-&lt;td style=&quot; border-top:1px; border-right:1px; border-bottom:1px; border-left:1px; border-top-color:#000000; border-right-color:#000000; border-bottom-color:#000000; border-left-color:#000000; border-top-style:solid; border-right-style:solid; border-bottom-style:solid; border-left-style:solid;&quot;&gt;
-&lt;p style=&quot; margin-top:0px; margin-bottom:0px; margin-left:0px; margin-right:0px; -qt-block-indent:0; text-indent:0px;&quot;&gt;&lt;span style=&quot; font-size:14pt; color:#000000;&quot;&gt;not&lt;/span&gt;&lt;/p&gt;&lt;/td&gt;
-&lt;td style=&quot; border-top:1px; border-right:1px; border-bottom:1px; border-left:1px; border-top-color:#000000; border-right-color:#000000; border-bottom-color:#000000; border-left-color:#000000; border-top-style:solid; border-right-style:solid; border-bottom-style:solid; border-left-style:solid;&quot;&gt;
-&lt;p style=&quot; margin-top:0px; margin-bottom:0px; margin-left:0px; margin-right:0px; -qt-block-indent:0; text-indent:0px;&quot;&gt;&lt;span style=&quot; font-size:14pt; color:#000000;&quot;&gt;¬&lt;/span&gt;&lt;/p&gt;&lt;/td&gt;
-&lt;td style=&quot; border-top:1px; border-right:1px; border-bottom:1px; border-left:1px; border-top-color:#000000; border-right-color:#000000; border-bottom-color:#000000; border-left-color:#000000; border-top-style:solid; border-right-style:solid; border-bottom-style:solid; border-left-style:solid;&quot;&gt;
-&lt;p style=&quot; margin-top:0px; margin-bottom:0px; margin-left:0px; margin-right:0px; -qt-block-indent:0; text-indent:0px;&quot;&gt;&lt;span style=&quot; font-size:14pt; color:#000000;&quot;&gt;!&lt;/span&gt;&lt;/p&gt;&lt;/td&gt;&lt;/tr&gt;
+&lt;td&gt;
+&lt;p style=&quot; margin-top:0px; margin-bottom:0px; margin-left:0px; margin-right:0px; -qt-block-indent:0; text-indent:0px;&quot;&gt;&lt;span style=&quot; font-family:'MS Shell Dlg 2'; font-size:14pt; color:#000000;&quot;&gt;NOT&lt;/span&gt;&lt;/p&gt;&lt;/td&gt;
+&lt;td&gt;
+&lt;p style=&quot; margin-top:0px; margin-bottom:0px; margin-left:0px; margin-right:0px; -qt-block-indent:0; text-indent:0px;&quot;&gt;&lt;span style=&quot; font-family:'MS Shell Dlg 2'; font-size:14pt; color:#000000;&quot;&gt;not&lt;/span&gt;&lt;/p&gt;&lt;/td&gt;
+&lt;td&gt;
+&lt;p style=&quot; margin-top:0px; margin-bottom:0px; margin-left:0px; margin-right:0px; -qt-block-indent:0; text-indent:0px;&quot;&gt;&lt;span style=&quot; font-family:'MS Shell Dlg 2'; font-size:14pt; color:#000000;&quot;&gt;¬&lt;/span&gt;&lt;/p&gt;&lt;/td&gt;
+&lt;td&gt;
+&lt;p style=&quot; margin-top:0px; margin-bottom:0px; margin-left:0px; margin-right:0px; -qt-block-indent:0; text-indent:0px;&quot;&gt;&lt;span style=&quot; font-family:'MS Shell Dlg 2'; font-size:14pt; color:#000000;&quot;&gt;!&lt;/span&gt;&lt;/p&gt;&lt;/td&gt;&lt;/tr&gt;
 &lt;tr&gt;
-&lt;td style=&quot; border-top:1px; border-right:1px; border-bottom:1px; border-left:1px; border-top-color:#000000; border-right-color:#000000; border-bottom-color:#000000; border-left-color:#000000; border-top-style:solid; border-right-style:solid; border-bottom-style:solid; border-left-style:solid;&quot;&gt;&lt;/td&gt;
-&lt;td style=&quot; border-top:1px; border-right:1px; border-bottom:1px; border-left:1px; border-top-color:#000000; border-right-color:#000000; border-bottom-color:#000000; border-left-color:#000000; border-top-style:solid; border-right-style:solid; border-bottom-style:solid; border-left-style:solid;&quot;&gt;&lt;/td&gt;
-&lt;td style=&quot; border-top:1px; border-right:1px; border-bottom:1px; border-left:1px; border-top-color:#000000; border-right-color:#000000; border-bottom-color:#000000; border-left-color:#000000; border-top-style:solid; border-right-style:solid; border-bottom-style:solid; border-left-style:solid;&quot;&gt;&lt;/td&gt;
-&lt;td style=&quot; border-top:1px; border-right:1px; border-bottom:1px; border-left:1px; border-top-color:#000000; border-right-color:#000000; border-bottom-color:#000000; border-left-color:#000000; border-top-style:solid; border-right-style:solid; border-bottom-style:solid; border-left-style:solid;&quot;&gt;&lt;/td&gt;&lt;/tr&gt;&lt;/table&gt;
-&lt;p style=&quot; margin-top:12px; margin-bottom:12px; margin-left:0px; margin-right:0px; -qt-block-indent:0; text-indent:0px;&quot;&gt;&lt;span style=&quot; font-size:14pt; color:#000000;&quot;&gt;For every operator, users are allowed to use any form they choose. &lt;/span&gt;&lt;/p&gt;&lt;/body&gt;&lt;/html&gt;</string>
+&lt;td&gt;&lt;/td&gt;
+&lt;td&gt;&lt;/td&gt;
+&lt;td&gt;&lt;/td&gt;
+&lt;td&gt;&lt;/td&gt;&lt;/tr&gt;&lt;/table&gt;
+&lt;p style=&quot; margin-top:12px; margin-bottom:12px; margin-left:0px; margin-right:0px; -qt-block-indent:0; text-indent:0px;&quot;&gt;&lt;span style=&quot; font-family:'MS Shell Dlg 2'; font-size:14pt; color:#000000;&quot;&gt;For every operator, users are allowed to use any form they choose. &lt;/span&gt;&lt;/p&gt;&lt;/body&gt;&lt;/html&gt;</string>
             </property>
            </widget>
           </item>
```
Left out of the diff: 96 changed lines with no effect on the pictures. The commit also changes 2 other files.
